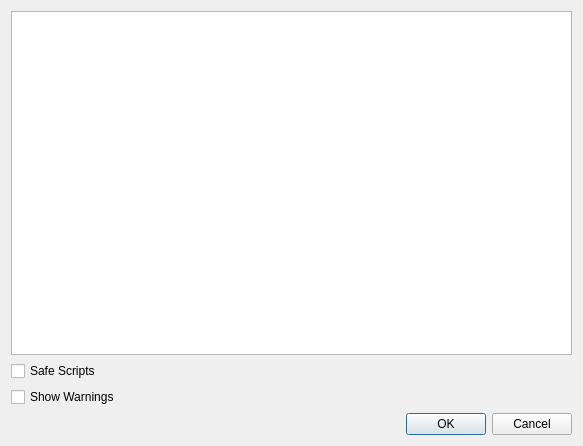
Above: src/ClientScripting/scriptwindow.ui from po-devs/pokemon-online before the change. Below: the same form after it.
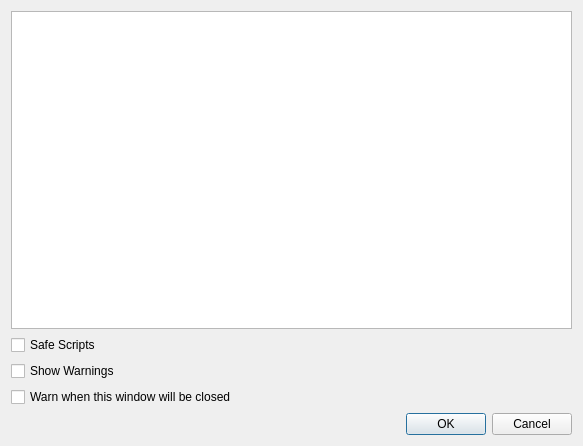
That is the form after the change.

Commit message: Fixed ScriptEngine::importPlugin, warning when you close the script window now is an option.

What changed in the file:
```diff
--- a/src/ClientScripting/scriptwindow.ui
+++ b/src/ClientScripting/scriptwindow.ui
@@ -47,6 +47,13 @@
      </property>
     </widget>
    </item>
+   <item>
+    <widget class="QCheckBox" name="warnOnClose">
+     <property name="text">
+      <string>Warn when this window will be closed</string>
+     </property>
+    </widget>
+   </item>
    <item>
     <widget class="QDialogButtonBox" name="buttonBox">
      <property name="orientation">
```
The commit also changes 3 other files.
